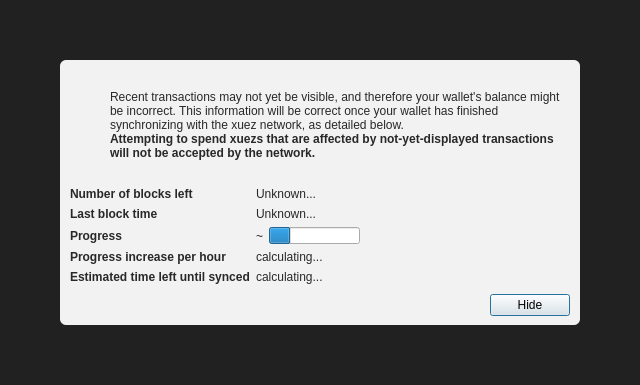
Above: src/qt/forms/modaloverlay.ui from XUEZ/Xuez-Core before the change. Below: the same form after it.
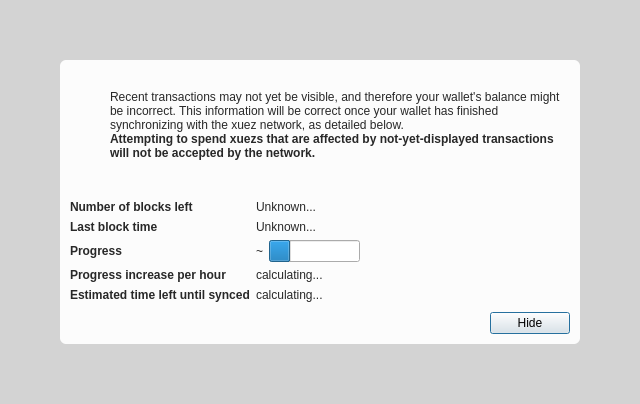
That is the form after the change. Icons and pictures are not drawn.

Commit message: changed black bkg to 30% opacity

Diff of the .ui file:
```diff
--- a/src/qt/forms/modaloverlay.ui
+++ b/src/qt/forms/modaloverlay.ui
@@ -7,7 +7,7 @@
     <x>0</x>
     <y>0</y>
     <width>640</width>
-    <height>385</height>
+    <height>404</height>
    </rect>
   </property>
   <property name="windowTitle">
@@ -32,7 +32,7 @@
    <item>
     <widget class="QWidget" name="bgWidget" native="true">
      <property name="styleSheet">
-      <string notr="true">#bgWidget { background: rgba(0,0,0,220); }</string>
+      <string notr="true">#bgWidget { background: rgba(0,0,0,30); }</string>
      </property>
      <layout class="QVBoxLayout" name="verticalLayoutMain" stretch="1">
       <property name="leftMargin">
```
Left out of the diff: 6 changed lines with no effect on the pictures.
